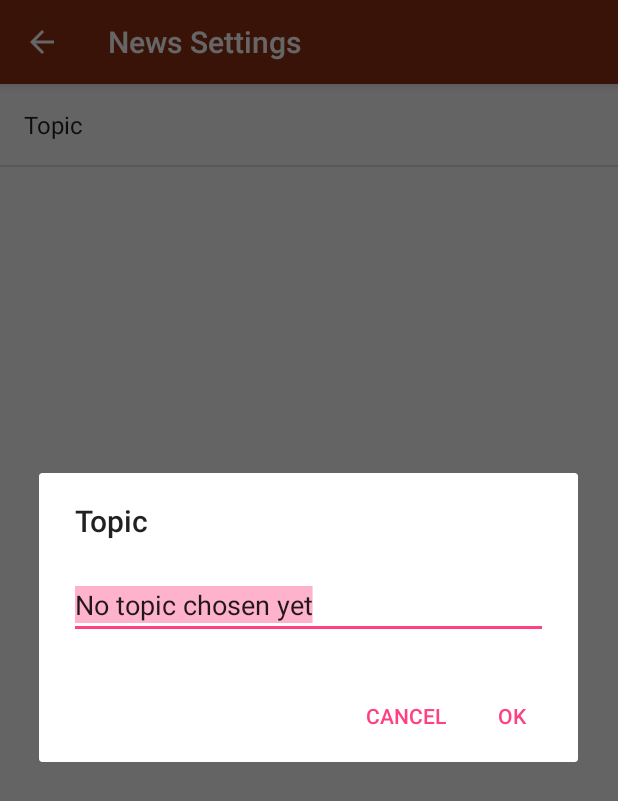
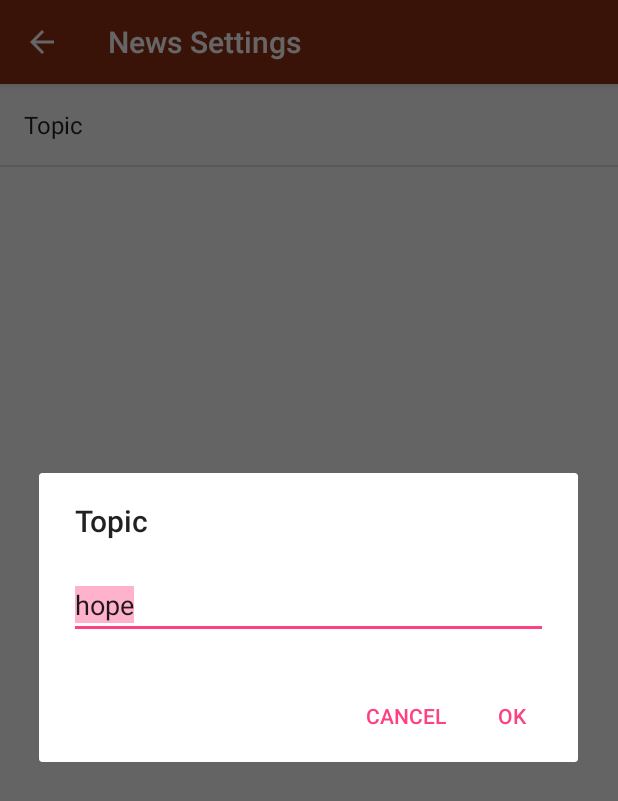
Before and after one commit to Clacli/MyMiniNewsApp, an Android app: the SettingsActivity screen opened directly, with no data from a screen before it, after a tap on "Topic", on a phone screen of 412 x 824 dp. Shown: the top 801 px of the screen. Run offline under Robolectric (Android 15) with nearby library versions, the phone set to English and light mode, and no system bars.

```diff
--- a/app/src/main/res/values/strings.xml
+++ b/app/src/main/res/values/strings.xml
@@ -30,6 +30,6 @@
     <!-- Strings to be used for the Preference Labels -->
     <string name="settings_topic_label">Topic</string>
     <string name="settings_topic_key" translatable="false">Topic</string>
-    <string name="settings_topic_default" translatable="false">No topic chosen yet</string>
+    <string name="settings_topic_default" translatable="false">hope</string>
 
 </resources>
```
Also changed, not shown: app/src/main/java/com/example/claudiabee/mymininewsapp/MainActivity.java (+29 -3 lines), 1 other file.
